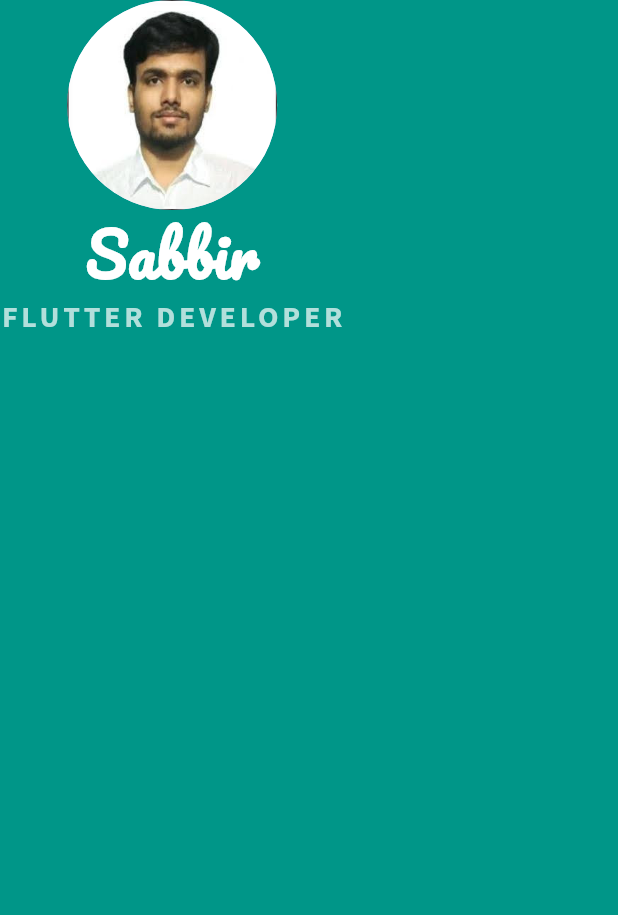
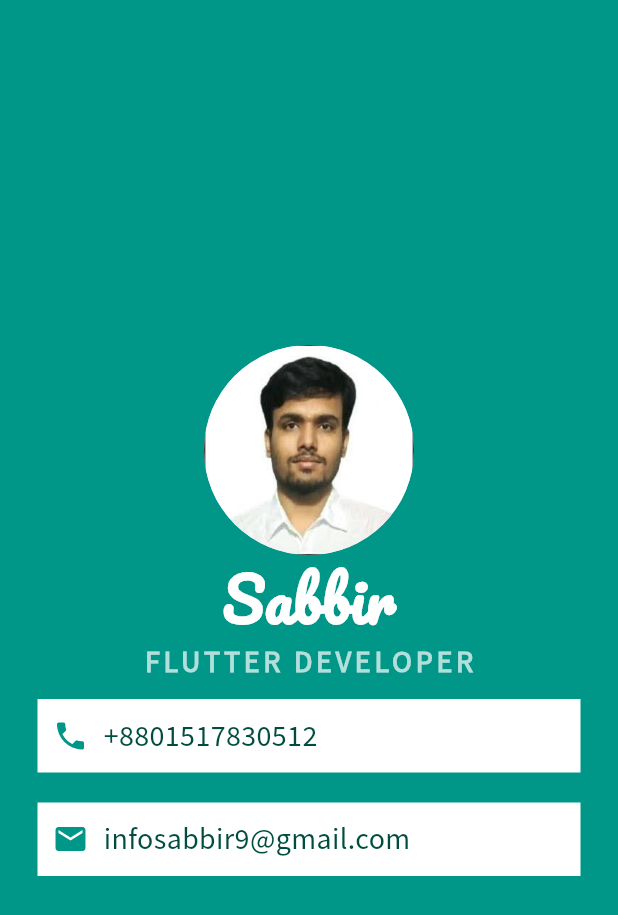
Before and after one commit to infosabbir/my_card, a Flutter app: the screen it shows after launch, on a phone screen of 412 x 824 dp. Shown: the top 915 px of the screen. Run offline on Flutter 3.47's test engine with Material 3 defaults, Android fonts, the phone set to English and light mode, and no system bars.

Commit message:
Custom fonts added

```diff
--- a/lib/main.dart
+++ b/lib/main.dart
@@ -1,5 +1,4 @@
 import 'package:flutter/material.dart';
-import 'package:google_fonts/google_fonts.dart';
 
 void main() {
   runApp(
@@ -16,6 +15,7 @@ class MyApp extends StatelessWidget {
       home: Scaffold(
         backgroundColor: Colors.teal,
         body: Column(
+          mainAxisAlignment: MainAxisAlignment.center,
           children: [
             CircleAvatar(
               radius: 70,
@@ -23,21 +23,64 @@ class MyApp extends StatelessWidget {
             ),
             Text(
               'Sabbir',
-              style: GoogleFonts.pacifico(
+              style: TextStyle(
                 color: Colors.white,
                 fontSize: 40,
                 fontWeight: FontWeight.bold,
+                fontFamily: 'Pacifico',
               ),
             ),
             Text(
               'FLUTTER DEVELOPER',
-              style: GoogleFonts.sourceSans3(
-                color: Colors.teal[100],
-                fontWeight: FontWeight.bold,
-                fontSize: 20,
-                letterSpacing: 2.5,
+              style: TextStyle(
+                  color: Colors.teal[100],
+                  fontWeight: FontWeight.bold,
+                  fontSize: 20,
+                  letterSpacing: 2.5,
+                  fontFamily: 'Source Sans Pro'),
+            ),
+            Container(
+              padding: EdgeInsets.all(10),
+              margin: EdgeInsets.symmetric(horizontal: 25, vertical: 10),
+              color: Colors.white,
+              child: Row(
+                children: [
+                  Icon(
+                    Icons.phone,
+                    color: Colors.teal,
+                  ),
+                  SizedBox(width: 10),
+                  Text(
+                    '+8801517830512',
+                    style: TextStyle(
+                        color: Colors.teal.shade900,
+                        fontSize: 20,
+                        fontFamily: 'Source Sans Pro'),
+                  ),
+                ],
               ),
-            )
+            ),
+            Container(
+              padding: EdgeInsets.all(10),
+              margin: EdgeInsets.symmetric(horizontal: 25, vertical: 10),
+              color: Colors.white,
+              child: Row(
+                children: [
+                  Icon(
+                    Icons.email,
+                    color: Colors.teal,
+                  ),
+                  SizedBox(width: 10),
+                  Text(
+                    'infosabbir9@gmail.com',
+                    style: TextStyle(
+                        color: Colors.teal.shade900,
+                        fontSize: 20,
+                        fontFamily: 'Source Sans Pro'),
+                  ),
+                ],
+              ),
+            ),
           ],
         ),
       ),
```
Also changed, not shown: pubspec.yaml (+10 -8 lines), fonts/Pacifico-Regular.ttf (added), fonts/SourceSansPro-Regular.otf (added), pubspec.lock.
